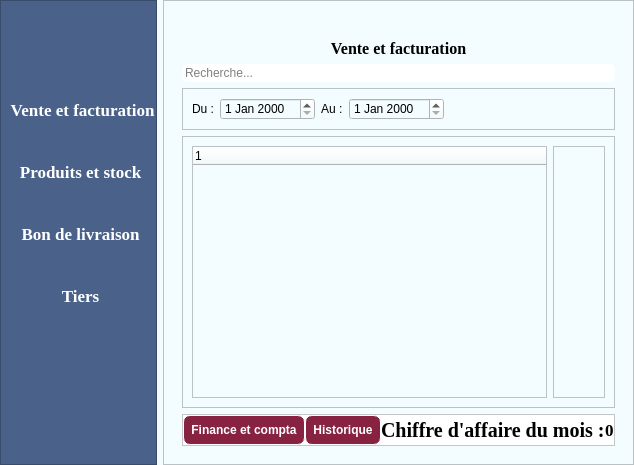
Before: the Qt Designer form app.ui in Totelof10/tsena, drawn with Qt 5.
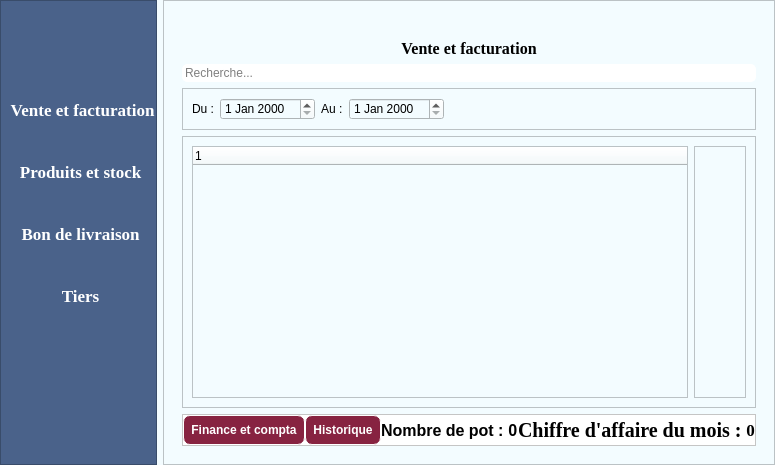
After: the same form once the commit is applied. Icons and pictures are not drawn. Custom widgets are drawn as their Qt base class.

What changed in the file:
```diff
--- a/app.ui
+++ b/app.ui
@@ -6,7 +6,7 @@
    <rect>
     <x>0</x>
     <y>0</y>
-    <width>613</width>
+    <width>631</width>
     <height>465</height>
    </rect>
   </property>
@@ -576,6 +576,19 @@
                </property>
               </widget>
              </item>
+             <item>
+              <spacer name="horizontalSpacer_6">
+               <property name="orientation">
+                <enum>Qt::Orientation::Horizontal</enum>
+               </property>
+               <property name="sizeHint" stdset="0">
+                <size>
+                 <width>40</width>
+                 <height>20</height>
+                </size>
+               </property>
+              </spacer>
+             </item>
              <item>
               <spacer name="horizontalSpacer_3">
                <property name="orientation">
@@ -589,6 +602,45 @@
                </property>
               </spacer>
              </item>
+             <item>
+              <widget class="QLabel" name="label">
+               <property name="font">
+                <font>
+                 <pointsize>12</pointsize>
+                 <bold>true</bold>
+                </font>
+               </property>
+               <property name="text">
+                <string>Nombre de pot :</string>
+               </property>
+              </widget>
+             </item>
+             <item>
+              <widget class="QLabel" name="label_pot">
+               <property name="font">
+                <font>
+                 <pointsize>12</pointsize>
+                 <bold>true</bold>
+                </font>
+               </property>
+               <property name="text">
+                <string> 0</string>
+               </property>
+              </widget>
+             </item>
+             <item>
+              <spacer name="horizontalSpacer_5">
+               <property name="orientation">
+                <enum>Qt::Orientation::Horizontal</enum>
+               </property>
+               <property name="sizeHint" stdset="0">
+                <size>
+                 <width>40</width>
+                 <height>20</height>
+                </size>
+               </property>
+              </spacer>
+             </item>
              <item>
               <widget class="QLabel" name="label_6">
                <property name="font">
@@ -613,7 +665,7 @@
                 </font>
                </property>
                <property name="text">
-                <string>0</string>
+                <string> 0</string>
                </property>
               </widget>
              </item>
```
